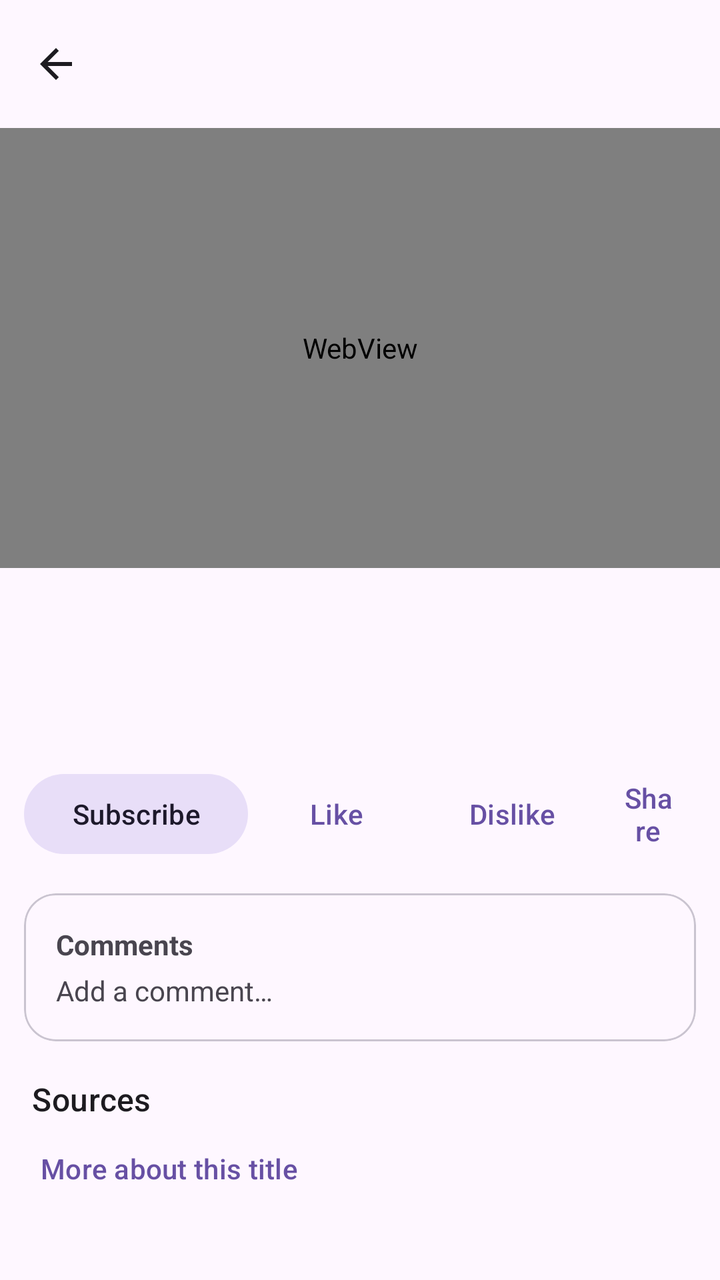
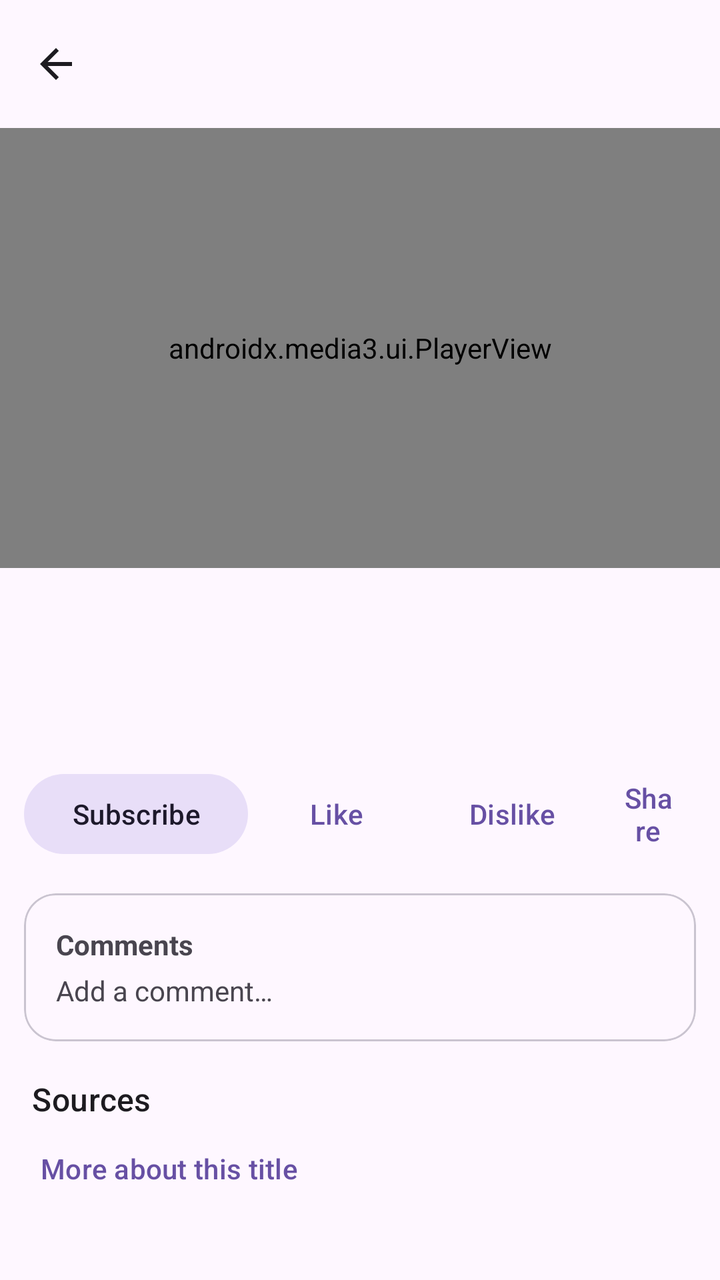

Before-and-after screenshots of an Android layout around one commit, followed by the original layout XML and the change that was made.
<!-- AndroidManifest.xml: application theme BaseTheme -->
<!-- res/layout/fragment_cineb_player.xml -->
<?xml version="1.0" encoding="utf-8"?>
<LinearLayout xmlns:android="http://schemas.android.com/apk/res/android"
    xmlns:app="http://schemas.android.com/apk/res-auto"
    android:layout_width="match_parent"
    android:layout_height="match_parent"
    android:orientation="vertical"
    android:background="?attr/colorSurface">

    <com.google.android.material.appbar.MaterialToolbar
        android:id="@+id/player_toolbar"
        android:layout_width="match_parent"
        android:layout_height="wrap_content"
        android:title="Player"
        app:navigationIcon="@drawable/ic_back" />

    <android.webkit.WebView
        android:id="@+id/cineb_web_player"
        android:layout_width="match_parent"
        android:layout_height="220dp"
        android:background="@color/black" />

    <androidx.core.widget.NestedScrollView
        android:layout_width="match_parent"
        android:layout_height="0dp"
        android:layout_weight="1"
        android:fillViewport="true">
        <LinearLayout
            android:layout_width="match_parent"
            android:layout_height="wrap_content"
            android:orientation="vertical"
            android:paddingBottom="24dp">

            <TextView
                android:id="@+id/player_title"
                style="@style/TextAppearance.Material3.HeadlineSmall"
                android:layout_width="match_parent"
                android:layout_height="wrap_content"
                android:padding="16dp"
                android:paddingBottom="4dp" />

            <TextView
                android:id="@+id/player_meta"
                android:layout_width="match_parent"
                android:layout_height="wrap_content"
                android:paddingStart="16dp"
                android:paddingEnd="16dp"
                android:textColor="?attr/colorOnSurfaceVariant" />

            <LinearLayout
                android:layout_width="match_parent"
                android:layout_height="wrap_content"
                android:gravity="center_vertical"
                android:padding="12dp"
                android:orientation="horizontal">
                <com.google.android.material.button.MaterialButton
                    android:id="@+id/player_subscribe"
                    style="@style/Widget.Material3.Button.TonalButton"
                    android:layout_width="wrap_content"
                    android:layout_height="wrap_content"
                    android:text="Subscribe" />
                <com.google.android.material.button.MaterialButton
                    android:id="@+id/player_like"
                    style="@style/Widget.Material3.Button.TextButton"
                    android:layout_width="wrap_content"
                    android:layout_height="wrap_content"
                    android:text="Like" />
                <com.google.android.material.button.MaterialButton
                    android:id="@+id/player_dislike"
                    style="@style/Widget.Material3.Button.TextButton"
                    android:layout_width="wrap_content"
                    android:layout_height="wrap_content"
                    android:text="Dislike" />
                <com.google.android.material.button.MaterialButton
                    android:id="@+id/player_share"
                    style="@style/Widget.Material3.Button.TextButton"
                    android:layout_width="wrap_content"
                    android:layout_height="wrap_content"
                    android:text="Share" />
                <com.google.android.material.button.MaterialButton
                    android:id="@+id/player_more"
                    style="@style/Widget.Material3.Button.TextButton"
                    android:layout_width="wrap_content"
                    android:layout_height="wrap_content"
                    android:text="⋯" />
            </LinearLayout>

            <com.google.android.material.card.MaterialCardView
                android:id="@+id/player_comments"
                android:layout_width="match_parent"
                android:layout_height="wrap_content"
                android:layout_marginStart="12dp"
                android:layout_marginEnd="12dp"
                app:cardCornerRadius="16dp">
                <LinearLayout
                    android:layout_width="match_parent"
                    android:layout_height="wrap_content"
                    android:orientation="vertical"
                    android:padding="16dp">
                    <TextView
                        android:layout_width="match_parent"
                        android:layout_height="wrap_content"
                        android:text="Comments"
                        android:textStyle="bold" />
                    <TextView
                        android:layout_width="match_parent"
                        android:layout_height="wrap_content"
                        android:layout_marginTop="4dp"
                        android:text="Add a comment…"
                        android:textColor="?attr/colorOnSurfaceVariant" />
                </LinearLayout>
            </com.google.android.material.card.MaterialCardView>

            <TextView
                android:id="@+id/player_sources_label"
                style="@style/TextAppearance.Material3.TitleMedium"
                android:layout_width="match_parent"
                android:layout_height="wrap_content"
                android:layout_marginStart="16dp"
                android:layout_marginTop="18dp"
                android:layout_marginEnd="16dp"
                android:text="Sources" />

            <HorizontalScrollView
                android:layout_width="match_parent"
                android:layout_height="wrap_content"
                android:scrollbars="none">
                <com.google.android.material.chip.ChipGroup
                    android:id="@+id/player_sources"
                    android:layout_width="wrap_content"
                    android:layout_height="wrap_content"
                    android:paddingStart="12dp"
                    android:paddingEnd="12dp"
                    app:singleSelection="true" />
            </HorizontalScrollView>

            <com.google.android.material.button.MaterialButton
                android:id="@+id/player_description"
                style="@style/Widget.Material3.Button.TextButton"
                android:layout_width="wrap_content"
                android:layout_height="wrap_content"
                android:layout_marginStart="8dp"
                android:text="More about this title" />
        </LinearLayout>
    </androidx.core.widget.NestedScrollView>
</LinearLayout>
<!-- resources referenced by this layout -->
<resources>
  <color name="black">#000000</color>
  <!-- drawable ic_back (drawable) -->
  <vector android:autoMirrored="true" android:height="24dp"
      android:viewportHeight="24"
      android:viewportWidth="24" android:width="24dp" xmlns:android="http://schemas.android.com/apk/res/android">
      <path android:fillColor="?android:textColorPrimary" android:pathData="M20,11H7.83l5.59,-5.59L12,4l-8,8 8,8 1.41,-1.41L7.83,13H20v-2z"/>
  </vector>
  <style name="BaseTheme" parent="Theme.Material3.Light.NoActionBar">
          <item name="viewInflaterClass">com.setotower.downloader.util.IncognitoViewInflater</item>
          <item name="android:windowLightStatusBar">?attr/isLightTheme</item>
          <item name="android:statusBarColor">@android:color/transparent</item>
          <item name="alertDialogTheme">@style/ThemeOverlay.Material3.MaterialAlertDialog</item>
          <item name="dialogCornerRadius">28dp</item>
          <item name="windowActionModeOverlay">true</item>
          <item name="actionBarTheme">@style/ThemeOverlay.Material3.Light</item>
          <item name="android:windowLightNavigationBar" tools:ignore="NewApi">true</item>
          <item name="switchPreferenceCompatStyle">@style/Preference.SwitchPreferenceCompat.Material3</item>
          <item name="snackbarStyle">@style/snackBarStyle</item>
          <item name="preferenceTheme">@style/PreferenceTheme</item>
          <item name="android:windowOptOutEdgeToEdgeEnforcement" tools:targetApi="35">true</item>
      </style>
  <style name="Preference.SwitchPreferenceCompat.Material3" parent="@style/Preference.SwitchPreferenceCompat.Material">
          <item name="widgetLayout">@layout/preferece_material_switch</item>
      </style>
  <style name="snackBarStyle" parent="@style/Widget.Material3.Snackbar">
          <item name="shapeAppearance">@style/ShapeAppearance.Material3.Corner.ExtraLarge</item>
          <item name="android:paddingStart">20dp</item>
          <item name="android:paddingEnd">20dp</item>
          <item name="maxLines">2</item>
          <item name="animationMode">slide</item>
      </style>
  <style name="PreferenceTheme" parent="PreferenceThemeOverlay">
          <item name="singleLineTitle">false</item>
      </style>
</resources>

<!-- the commit's change to res/layout/fragment_cineb_player.xml (unified diff, before → after) -->
@@ -13,11 +13,29 @@
         android:title="Player"
         app:navigationIcon="@drawable/ic_back" />
 
-    <android.webkit.WebView
-        android:id="@+id/cineb_web_player"
+    <FrameLayout
+        android:id="@+id/cineb_player_surface"
         android:layout_width="match_parent"
         android:layout_height="220dp"
-        android:background="@color/black" />
+        android:background="@color/black">
+
+        <ImageView
+            android:id="@+id/player_backdrop"
+            android:layout_width="match_parent"
+            android:layout_height="match_parent"
+            android:contentDescription="@null"
+            android:scaleType="centerCrop" />
+
+        <androidx.media3.ui.PlayerView
+            android:id="@+id/cineb_native_player"
+            android:layout_width="match_parent"
+            android:layout_height="match_parent"
+            android:background="@android:color/transparent"
+            android:keepScreenOn="true"
+            app:show_buffering="when_playing"
+            app:shutter_background_color="@android:color/transparent"
+            app:use_controller="true" />
+    </FrameLayout>
 
     <androidx.core.widget.NestedScrollView
         android:layout_width="match_parent"
